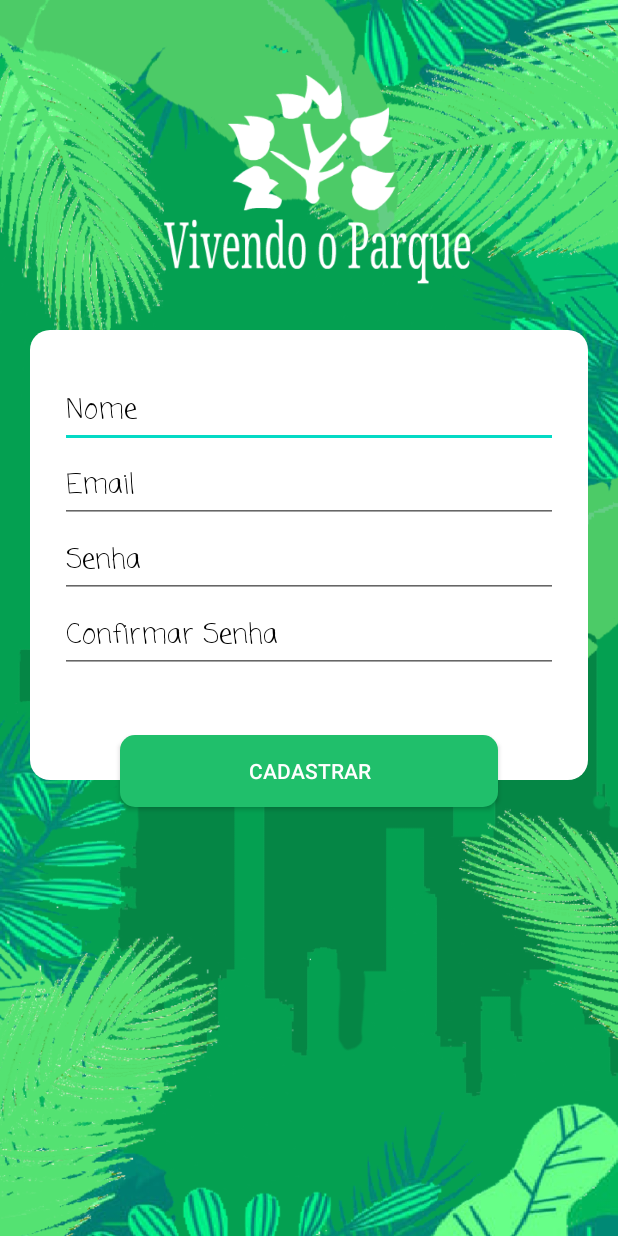
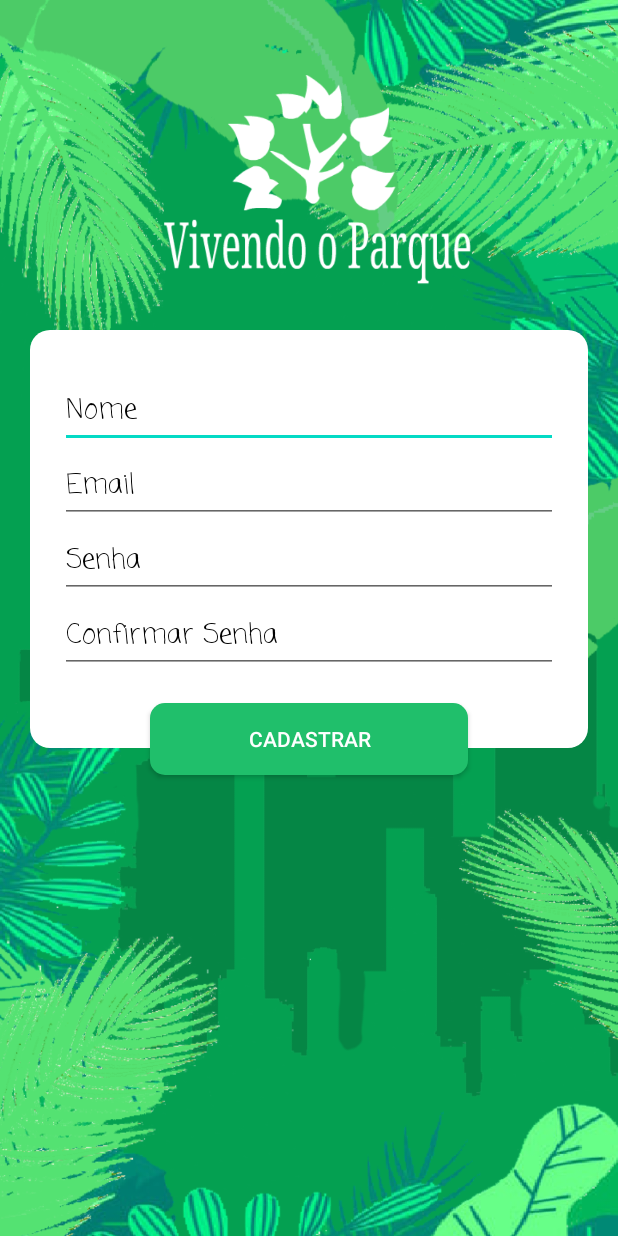
Before and after one commit to Konhaque/Vivendo-o-Parque, an Android app: the Registro screen opened directly, with no data from a screen before it, on a phone screen of 412 x 824 dp. Run offline under Robolectric (Android 15) with nearby library versions, the phone set to English and light mode, and no system bars.

Commit message:
Att 13/09

```diff
--- a/app/build.gradle
+++ b/app/build.gradle
@@ -33,5 +33,6 @@ dependencies {
     androidTestImplementation 'androidx.test.espresso:espresso-core:3.3.0'
     implementation 'com.google.android.gms:play-services-auth:18.1.0'
     implementation 'com.github.bumptech.glide:glide:3.7.0'
+    implementation 'pl.droidsonroids.gif:android-gif-drawable:1.2.19'
 
 }
--- a/app/src/main/java/com/projetobeta/vidanoparque/MainActivity.java
+++ b/app/src/main/java/com/projetobeta/vidanoparque/MainActivity.java
@@ -13,6 +13,7 @@ import com.bumptech.glide.Glide;
 import com.projetobeta.vidanoparque.generalfunctions.Fullscreen;
 
 public class MainActivity extends AppCompatActivity {
+    private ImageView imageView;
 
     @Override
     protected void onCreate(Bundle savedInstanceState) {
@@ -62,4 +63,6 @@ public class MainActivity extends AppCompatActivity {
     }
 
 
+
+
 }
--- a/app/src/main/java/com/projetobeta/vidanoparque/Registro.java
+++ b/app/src/main/java/com/projetobeta/vidanoparque/Registro.java
@@ -3,15 +3,36 @@ package com.projetobeta.vidanoparque;
 import androidx.appcompat.app.AppCompatActivity;
 
 import android.os.Bundle;
+import android.widget.Button;
+import android.widget.EditText;
 
 import com.projetobeta.vidanoparque.generalfunctions.Fullscreen;
 
 public class Registro extends AppCompatActivity {
+    private EditText nome;
+    private EditText email;
+    private EditText senha;
+    private EditText conf_Senha;
+    private Button cadastrar;
 
     @Override
     protected void onCreate(Bundle savedInstanceState) {
         super.onCreate(savedInstanceState);
         new Fullscreen(this);
         setContentView(R.layout.activity_registro);
+        iniciarObjetos();
     }
+
+    private void iniciarObjetos(){
+        nome = (EditText) findViewById(R.id.nome);
+        email = (EditText) findViewById(R.id.email);
+        senha = (EditText) findViewById(R.id.senha);
+        conf_Senha = (EditText) findViewById(R.id.confirmar_senha);
+        cadastrar = (Button) findViewById(R.id.cadastrar);
+    }
+
+
+
+
+
 }
--- a/app/src/main/res/layout/activity_login.xml
+++ b/app/src/main/res/layout/activity_login.xml
@@ -30,6 +30,7 @@
             android:fontFamily="casual"
             android:textColor="#000"
             android:hint="Email"
+            android:inputType="textEmailAddress"
             android:textColorHint="#000"/>
           <EditText
               android:id="@+id/senha"
@@ -39,6 +40,7 @@
               android:hint="Senha"
               android:textColor="#000"
               android:textColorHint="#000"
+              android:inputType="textPassword"
               android:fontFamily="casual"
               android:layout_marginLeft="20dp"
               android:layout_marginRight="20dp"/>
@@ -57,8 +59,8 @@
         android:layout_height="wrap_content"
         android:background="@drawable/btn_style"
         android:layout_marginTop="-30dp"
-        android:layout_marginRight="80dp"
-        android:layout_marginLeft="80dp"
+        android:layout_marginRight="100dp"
+        android:layout_marginLeft="100dp"
         android:text="Entrar"
         android:textColor="#fff"
         android:fontFamily="serif"
--- a/app/src/main/res/layout/activity_registro.xml
+++ b/app/src/main/res/layout/activity_registro.xml
@@ -16,11 +16,12 @@
 
     <FrameLayout
         android:layout_width="match_parent"
-        android:layout_height="300dp"
+        android:layout_height="wrap_content"
         android:background="@drawable/container"
         android:layout_marginLeft="20dp"
         android:layout_marginRight="20dp"
-        android:layout_marginTop="20dp">
+        android:layout_marginTop="20dp"
+       >
         <EditText
             android:id="@+id/nome"
             android:layout_width="match_parent"
@@ -42,6 +43,7 @@
             android:layout_marginRight="20dp"
             android:hint="Email"
             android:fontFamily="casual"
+            android:inputType="textEmailAddress"
             android:textColor="#000"
             android:textColorHint="#000"/>
 
@@ -53,6 +55,7 @@
             android:layout_marginLeft="20dp"
             android:layout_marginRight="20dp"
             android:hint="Senha"
+            android:inputType="textPassword"
             android:fontFamily="casual"
             android:textColor="#000"
             android:textColorHint="#000"/>
@@ -65,8 +68,10 @@
             android:layout_marginRight="20dp"
             android:hint="Confirmar Senha"
             android:fontFamily="casual"
+            android:inputType="textPassword"
             android:textColor="#000"
-            android:textColorHint="#000"/>
+            android:textColorHint="#000"
+            android:layout_marginBottom="50dp"/>
     </FrameLayout>
 
     <Button
@@ -75,8 +80,8 @@
         android:layout_height="wrap_content"
         android:text="Cadastrar"
         android:layout_marginTop="-30dp"
-        android:layout_marginLeft="80dp"
-        android:layout_marginRight="80dp"
+        android:layout_marginLeft="100dp"
+        android:layout_marginRight="100dp"
         android:background="@drawable/btn_style"
         android:textColor="#fff"
         />
```
Also changed, not shown: app/src/main/AndroidManifest.xml (+10 -4 lines), app/src/main/java/com/projetobeta/vidanoparque/Funcionalidades.java (added, +17 -0 lines), app/src/main/java/com/projetobeta/vidanoparque/bd/Usuario.java (added, +40 -0 lines), app/src/main/res/layout/activity_funcionalidades.xml (added, +9 -0 lines), app/src/main/res/layout/activity_main.xml (+4 -4 lines), app/src/main/res/layout/texto_introducao.xml (+7 -1 lines), app/src/main/res/drawable/logo_gif.gif, app/src/main/res/drawable/seta.gif (added).
